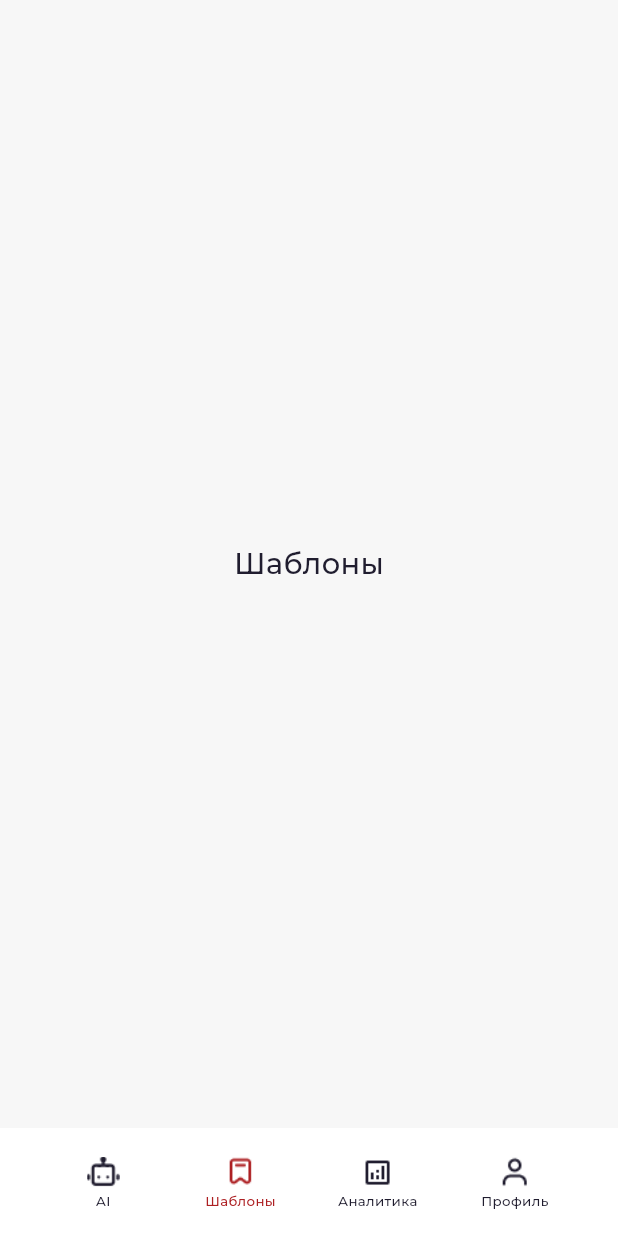
After one commit to gadzhilaev/smile_ai, a Flutter app: the HomeScreen screen opened directly, after a tap on "Шаблоны", on a phone screen of 412 x 824 dp. The commit adds this screen. Run offline on Flutter 3.47's test engine with Material 3 defaults, Android fonts, the phone set to English and light mode, and no system bars; our stand-ins replace google_fonts.

Commit message:
создание окон заглушек

```diff
--- a/lib/auth/log_pass.dart
+++ b/lib/auth/log_pass.dart
@@ -1,7 +1,7 @@
 import 'package:flutter/material.dart';
 import 'package:google_fonts/google_fonts.dart';
 
-import '../screens/main_screen.dart';
+import '../screens/home_screen.dart';
 import '../widgets/auth_input_field.dart';
 import '../widgets/auth_submit_button.dart';
 
@@ -77,10 +77,10 @@ class _RegistrationSuccessScreenState extends State<RegistrationSuccessScreen> {
       _errorMessage = null;
     });
 
-    FocusScope.of(context).unfocus();
-    Navigator.of(context).pushReplacement(
-      MaterialPageRoute<void>(builder: (_) => const MainScreen()),
-    );
+      FocusScope.of(context).unfocus();
+      Navigator.of(context).pushReplacement(
+        MaterialPageRoute<void>(builder: (_) => const HomeScreen()),
+      );
   }
 
   @override
--- a/lib/screens/main_screen.dart
+++ b/lib/screens/ai_screen.dart
@@ -4,16 +4,14 @@ import 'package:flutter/services.dart';
 import 'package:flutter/material.dart';
 import 'package:google_fonts/google_fonts.dart';
 
-import '../widgets/bottom_nav_bar.dart';
-
-class MainScreen extends StatefulWidget {
-  const MainScreen({super.key});
+class AiScreen extends StatefulWidget {
+  const AiScreen({super.key});
 
   @override
-  State<MainScreen> createState() => _MainScreenState();
+  State<AiScreen> createState() => _AiScreenState();
 }
 
-class _MainScreenState extends State<MainScreen> {
+class _AiScreenState extends State<AiScreen> {
   static const double _designWidth = 428;
   static const double _designHeight = 926;
 
@@ -455,12 +453,6 @@ class _MainScreenState extends State<MainScreen> {
           ),
         ),
       ),
-      bottomNavigationBar: MainBottomNavBar(
-        designWidth: _designWidth,
-        designHeight: _designHeight,
-        primaryColor: _primaryTextColor,
-        accentColor: _accentColor,
-      ),
     );
   }
 }
--- /dev/null
+++ b/lib/screens/analytics_screen.dart
@@ -0,0 +1,33 @@
+import 'package:flutter/material.dart';
+import 'package:google_fonts/google_fonts.dart';
+
+class AnalyticsScreen extends StatelessWidget {
+  const AnalyticsScreen({super.key});
+
+  static const double _designWidth = 428;
+
+  @override
+  Widget build(BuildContext context) {
+    final size = MediaQuery.of(context).size;
+    final double widthFactor = size.width / _designWidth;
+
+    double scaleWidth(double value) => value * widthFactor;
+
+    return Scaffold(
+      backgroundColor: const Color(0xFFF7F7F7),
+      body: SafeArea(
+        child: Center(
+          child: Text(
+            'Аналитика',
+            style: GoogleFonts.montserrat(
+              fontSize: scaleWidth(20),
+              fontWeight: FontWeight.w500,
+              color: const Color(0xFF201D2F),
+              height: 1.2,
+            ),
+          ),
+        ),
+      ),
+    );
+  }
+}
--- /dev/null
+++ b/lib/screens/home_screen.dart
@@ -0,0 +1,53 @@
+import 'package:flutter/material.dart';
+
+import 'ai_screen.dart';
+import 'templates_screen.dart';
+import 'analytics_screen.dart';
+import 'profile_screen.dart';
+import '../widgets/bottom_nav_bar.dart';
+
+class HomeScreen extends StatefulWidget {
+  const HomeScreen({super.key});
+
+  @override
+  State<HomeScreen> createState() => _HomeScreenState();
+}
+
+class _HomeScreenState extends State<HomeScreen> {
+  static const double _designWidth = 428;
+  static const double _designHeight = 926;
+
+  static const Color _primaryTextColor = Color(0xFF201D2F);
+  static const Color _accentColor = Color(0xFFAD2023);
+
+  int _currentIndex = 0;
+
+  final List<Widget> _screens = const [
+    AiScreen(),
+    TemplatesScreen(),
+    AnalyticsScreen(),
+    ProfileScreen(),
+  ];
+
+  @override
+  Widget build(BuildContext context) {
+    return Scaffold(
+      body: IndexedStack(
+        index: _currentIndex,
+        children: _screens,
+      ),
+      bottomNavigationBar: MainBottomNavBar(
+        designWidth: _designWidth,
+        designHeight: _designHeight,
+        primaryColor: _primaryTextColor,
+        accentColor: _accentColor,
+        currentIndex: _currentIndex,
+        onTap: (index) {
+          setState(() {
+            _currentIndex = index;
+          });
+        },
+      ),
+    );
+  }
+}
--- /dev/null
+++ b/lib/screens/profile_screen.dart
@@ -0,0 +1,33 @@
+import 'package:flutter/material.dart';
+import 'package:google_fonts/google_fonts.dart';
+
+class ProfileScreen extends StatelessWidget {
+  const ProfileScreen({super.key});
+
+  static const double _designWidth = 428;
+
+  @override
+  Widget build(BuildContext context) {
+    final size = MediaQuery.of(context).size;
+    final double widthFactor = size.width / _designWidth;
+
+    double scaleWidth(double value) => value * widthFactor;
+
+    return Scaffold(
+      backgroundColor: const Color(0xFFF7F7F7),
+      body: SafeArea(
+        child: Center(
+          child: Text(
+            'Профиль',
+            style: GoogleFonts.montserrat(
+              fontSize: scaleWidth(20),
+              fontWeight: FontWeight.w500,
+              color: const Color(0xFF201D2F),
+              height: 1.2,
+            ),
+          ),
+        ),
+      ),
+    );
+  }
+}
--- /dev/null
+++ b/lib/screens/templates_screen.dart
@@ -0,0 +1,33 @@
+import 'package:flutter/material.dart';
+import 'package:google_fonts/google_fonts.dart';
+
+class TemplatesScreen extends StatelessWidget {
+  const TemplatesScreen({super.key});
+
+  static const double _designWidth = 428;
+
+  @override
+  Widget build(BuildContext context) {
+    final size = MediaQuery.of(context).size;
+    final double widthFactor = size.width / _designWidth;
+
+    double scaleWidth(double value) => value * widthFactor;
+
+    return Scaffold(
+      backgroundColor: const Color(0xFFF7F7F7),
+      body: SafeArea(
+        child: Center(
+          child: Text(
+            'Шаблоны',
+            style: GoogleFonts.montserrat(
+              fontSize: scaleWidth(20),
+              fontWeight: FontWeight.w500,
+              color: const Color(0xFF201D2F),
+              height: 1.2,
+            ),
+          ),
+        ),
+      ),
+    );
+  }
+}
--- a/lib/widgets/bottom_nav_bar.dart
+++ b/lib/widgets/bottom_nav_bar.dart
@@ -8,12 +8,16 @@ class MainBottomNavBar extends StatelessWidget {
     required this.designHeight,
     required this.primaryColor,
     required this.accentColor,
+    required this.currentIndex,
+    required this.onTap,
   });
 
   final double designWidth;
   final double designHeight;
   final Color primaryColor;
   final Color accentColor;
+  final int currentIndex;
+  final ValueChanged<int> onTap;
 
   @override
   Widget build(BuildContext context) {
@@ -39,11 +43,14 @@ class MainBottomNavBar extends StatelessWidget {
               child: Align(
                 alignment: Alignment.center,
                 child: _NavItem(
-                  iconPath: 'assets/nav_bar/select/ai.png',
+                  iconPath: currentIndex == 0
+                      ? 'assets/nav_bar/select/ai.png'
+                      : 'assets/nav_bar/unselect/ai2.png',
                   label: 'AI',
-                  labelColor: accentColor,
+                  labelColor: currentIndex == 0 ? accentColor : primaryColor,
                   designWidth: designWidth,
                   designHeight: designHeight,
+                  onTap: () => onTap(0),
                 ),
               ),
             ),
@@ -51,11 +58,14 @@ class MainBottomNavBar extends StatelessWidget {
               child: Align(
                 alignment: Alignment.center,
                 child: _NavItem(
-                  iconPath: 'assets/nav_bar/unselect/bookmark.png',
+                  iconPath: currentIndex == 1
+                      ? 'assets/nav_bar/select/bookmark.png'
+                      : 'assets/nav_bar/unselect/bookmark.png',
                   label: 'Шаблоны',
-                  labelColor: primaryColor,
+                  labelColor: currentIndex == 1 ? accentColor : primaryColor,
                   designWidth: designWidth,
                   designHeight: designHeight,
+                  onTap: () => onTap(1),
                 ),
               ),
             ),
@@ -63,11 +73,14 @@ class MainBottomNavBar extends StatelessWidget {
               child: Align(
                 alignment: Alignment.center,
                 child: _NavItem(
-                  iconPath: 'assets/nav_bar/unselect/analytics.png',
+                  iconPath: currentIndex == 2
+                      ? 'assets/nav_bar/select/analytics.png'
+                      : 'assets/nav_bar/unselect/analytics.png',
                   label: 'Аналитика',
-                  labelColor: primaryColor,
+                  labelColor: currentIndex == 2 ? accentColor : primaryColor,
                   designWidth: designWidth,
                   designHeight: designHeight,
+                  onTap: () => onTap(2),
                 ),
               ),
             ),
@@ -75,11 +88,14 @@ class MainBottomNavBar extends StatelessWidget {
               child: Align(
                 alignment: Alignment.center,
                 child: _NavItem(
-                  iconPath: 'assets/nav_bar/unselect/person.png',
+                  iconPath: currentIndex == 3
+                      ? 'assets/nav_bar/select/person.png'
+                      : 'assets/nav_bar/unselect/person.png',
                   label: 'Профиль',
-                  labelColor: primaryColor,
+                  labelColor: currentIndex == 3 ? accentColor : primaryColor,
                   designWidth: designWidth,
                   designHeight: designHeight,
+                  onTap: () => onTap(3),
                 ),
               ),
             ),
@@ -97,6 +113,7 @@ class _NavItem extends StatelessWidget {
     required this.labelColor,
     required this.designWidth,
     required this.designHeight,
+    required this.onTap,
   });
 
   final String iconPath;
@@ -104,6 +121,7 @@ class _NavItem extends StatelessWidget {
   final Color labelColor;
   final double designWidth;
   final double designHeight;
+  final VoidCallback onTap;
 
   @override
   Widget build(BuildContext context) {
@@ -114,7 +132,12 @@ class _NavItem extends StatelessWidget {
     double scaleWidth(double value) => value * widthFactor;
     double scaleHeight(double value) => value * heightFactor;
 
-    return Column(
+    return InkWell(
+      onTap: onTap,
+      borderRadius: BorderRadius.circular(scaleWidth(8)),
+      child: Padding(
+        padding: EdgeInsets.all(scaleWidth(8)),
+        child: Column(
           mainAxisSize: MainAxisSize.min,
           children: [
             Image.asset(
@@ -134,6 +157,8 @@ class _NavItem extends StatelessWidget {
               ),
             ),
           ],
+        ),
+      ),
     );
   }
 }
```
Also changed, not shown: assets/nav_bar/select/analytics.png (added), assets/nav_bar/select/bookmark.png (added), assets/nav_bar/select/person.png (added), assets/nav_bar/unselect/ai.png (added), assets/nav_bar/unselect/ai2.png (added). Lines whose indentation alone changed are shown as unchanged.
